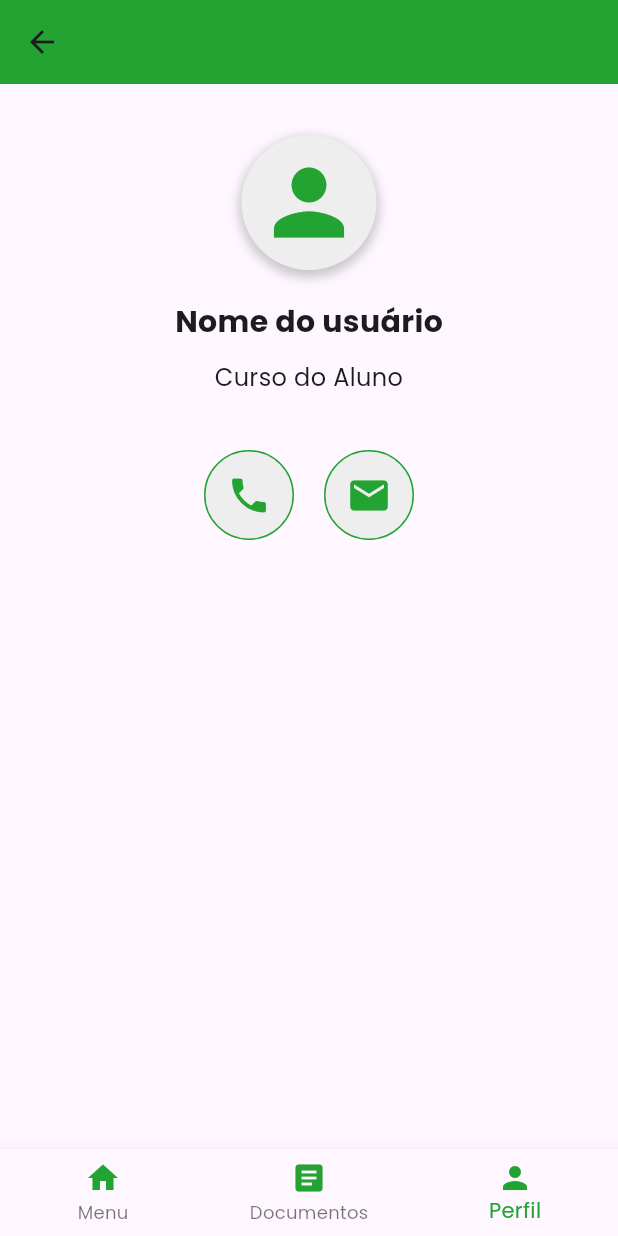
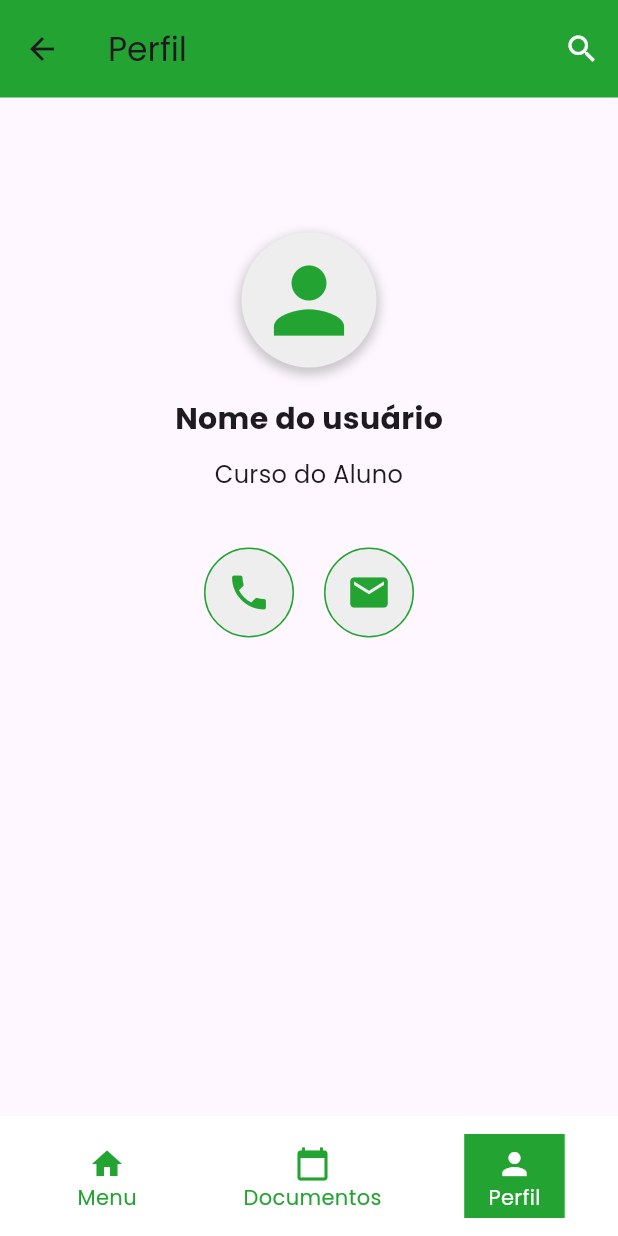
Before and after one commit to EstagioUnipampa/Estagiou-front, a Flutter app: the HomeProfile screen opened directly, on a phone screen of 412 x 824 dp. Run offline on Flutter 3.47's test engine with Material 3 defaults, Android fonts, the phone set to English and light mode, and no system bars; our stand-ins replace dio, equatable, flutter_bloc, flutter_modular, google_sign_in.

```diff
--- /dev/null
+++ b/flutter_application_1/lib/features/auth/view/components/custom_bottom_nav.dart
@@ -0,0 +1,44 @@
+import 'package:flutter/material.dart';
+import 'package:flutter_application_1/theme/palette.dart';
+import 'custom_bottom_nav_item.dart';
+
+class CustomBottomNav extends StatelessWidget {
+  final int selectedIndex;
+  final Function(int) onItemTapped;
+
+  const CustomBottomNav({
+    Key? key,
+    required this.selectedIndex,
+    required this.onItemTapped,
+  }) : super(key: key);
+
+  @override
+  Widget build(BuildContext context) {
+    return BottomAppBar(
+      color: Colors.white,
+      child: Row(
+        mainAxisAlignment: MainAxisAlignment.spaceAround,
+        children: <Widget>[
+          CustomBottomNavItem(
+            icon: Icons.home,
+            label: 'Menu',
+            isSelected: selectedIndex == 0,
+            onTap: () => onItemTapped(0),
+          ),
+          CustomBottomNavItem(
+            icon: Icons.calendar_today,
+            label: 'Documentos',
+            isSelected: selectedIndex == 1,
+            onTap: () => onItemTapped(1),
+          ),
+          CustomBottomNavItem(
+            icon: Icons.person,
+            label: 'Perfil',
+            isSelected: selectedIndex == 2,
+            onTap: () => onItemTapped(2),
+          ),
+        ],
+      ),
+    );
+  }
+}
--- /dev/null
+++ b/flutter_application_1/lib/features/auth/view/components/custom_bottom_nav_item.dart
@@ -0,0 +1,43 @@
+import 'package:flutter/material.dart';
+import 'package:flutter_application_1/theme/palette.dart';
+
+class CustomBottomNavItem extends StatelessWidget {
+  final IconData icon;
+  final String label;
+  final bool isSelected;
+  final VoidCallback onTap;
+
+  const CustomBottomNavItem({
+    Key? key,
+    required this.icon,
+    required this.label,
+    required this.isSelected,
+    required this.onTap,
+  }) : super(key: key);
+
+  @override
+  Widget build(BuildContext context) {
+    return GestureDetector(
+      onTap: onTap,
+      child: Container(
+        color: isSelected ? Palette.lightGreen : Colors.transparent,
+        padding: const EdgeInsets.symmetric(vertical: 8.0, horizontal: 16.0),
+        child: Column(
+          mainAxisSize: MainAxisSize.min,
+          children: [
+            Icon(
+              icon,
+              color: isSelected ? Colors.white : Palette.lightGreen,
+            ),
+            Text(
+              label,
+              style: TextStyle(
+                color: isSelected ? Colors.white : Palette.lightGreen,
+              ),
+            ),
+          ],
+        ),
+      ),
+    );
+  }
+}
--- a/flutter_application_1/lib/features/home/view/home_profile.dart
+++ b/flutter_application_1/lib/features/home/view/home_profile.dart
@@ -1,4 +1,5 @@
 import 'package:flutter/material.dart';
+import 'package:flutter_application_1/features/auth/view/components/custom_bottom_nav.dart';
 import 'package:flutter_application_1/theme/palette.dart';
 import 'package:flutter_application_1/features/home/view/home_page.dart';
 
@@ -6,23 +7,22 @@ class HomeProfile extends StatefulWidget {
   const HomeProfile({Key? key}) : super(key: key);
 
   @override
-  // ignore: library_private_types_in_public_api
   _HomeProfileState createState() => _HomeProfileState();
 }
 
 class _HomeProfileState extends State<HomeProfile> {
-  int _selectedIndex = 2; // Índice inicial do item selecionado
+  int _selectedIndex = 2;
 
-  // Função chamada ao selecionar um item da barra de navegação
   void _onItemTapped(int index) {
     setState(() {
       _selectedIndex = index;
       if (_selectedIndex == 0) {
-        // Se o índice for 0 (Menu), navegue para HomePage
         Navigator.pushReplacement(
           context,
           MaterialPageRoute(builder: (context) => const HomePage()),
         );
+      } else if (_selectedIndex == 1) {
+
       }
     });
   }
@@ -30,14 +30,26 @@ class _HomeProfileState extends State<HomeProfile> {
   @override
   Widget build(BuildContext context) {
     return Scaffold(
+      appBar: AppBar(
+        toolbarHeight: 65,
+        backgroundColor: Palette.lightGreen,
+        title: Text('Perfil'),
+        actions: [
+          IconButton(
+            icon: Icon(
+              Icons.search,
+              color: Palette.whiteColor,
+            ),
+
+            onPressed: () {
+
+            },
+          ),
+        ],
+      ),
       body: Stack(
         children: [
-          // Scaffold com AppBar
-          Scaffold(
-            appBar: AppBar(
-              backgroundColor: Palette.lightGreen,
-            ),
-          ),
+          // Exibição do ícone de perfil com fundo redondo e sombra
           Positioned(
             top: 90.0, // Ajuste a posição conforme necessário
             left: 0,
@@ -62,8 +74,7 @@ class _HomeProfileState extends State<HomeProfile> {
                   child: Icon(
                     Icons.person,
                     size: 70.0, // Ajuste o tamanho do ícone conforme necessário
-                    color: Palette
-                        .lightGreen, // Ajuste a cor do ícone conforme necessário
+                    color: Palette.lightGreen, // Ajuste a cor do ícone conforme necessário
                   ),
                 ),
               ),
@@ -117,10 +128,8 @@ class _HomeProfileState extends State<HomeProfile> {
                     child: const Center(
                       child: Icon(
                         Icons.phone,
-                        size:
-                            30.0, // Ajuste o tamanho do ícone conforme necessário
-                        color: Palette
-                            .lightGreen, // Ajuste a cor do ícone conforme necessário
+                        size: 30.0, // Ajuste o tamanho do ícone conforme necessário
+                        color: Palette.lightGreen, // Ajuste a cor do ícone conforme necessário
                       ),
                     ),
                   ),
@@ -139,10 +148,8 @@ class _HomeProfileState extends State<HomeProfile> {
                     child: const Center(
                       child: Icon(
                         Icons.mail,
-                        size:
-                            30.0, // Ajuste o tamanho do ícone conforme necessário
-                        color: Palette
-                            .lightGreen, // Ajuste a cor do ícone conforme necessário
+                        size: 30.0, // Ajuste o tamanho do ícone conforme necessário
+                        color: Palette.lightGreen, // Ajuste a cor do ícone conforme necessário
                       ),
                     ),
                   ),
@@ -152,24 +159,9 @@ class _HomeProfileState extends State<HomeProfile> {
           ),
         ],
       ),
-      bottomNavigationBar: BottomNavigationBar(
-        items: const <BottomNavigationBarItem>[
-          BottomNavigationBarItem(
-            icon: Icon(Icons.home, color: Palette.lightGreen),
-            label: 'Menu',
-          ),
-          BottomNavigationBarItem(
-            icon: Icon(Icons.article, color: Palette.lightGreen),
-            label: 'Documentos',
-          ),
-          BottomNavigationBarItem(
-            icon: Icon(Icons.person, color: Palette.lightGreen),
-            label: 'Perfil',
-          ),
-        ],
-        currentIndex: _selectedIndex,
-        selectedItemColor: Palette.lightGreen,
-        onTap: _onItemTapped,
+      bottomNavigationBar: CustomBottomNav(
+        selectedIndex: _selectedIndex,
+        onItemTapped: _onItemTapped,
       ),
     );
   }
```
Also changed, not shown: flutter_application_1/lib/features/home/view/home_page.dart (+22 -25 lines), flutter_application_1/lib/features/home/view/home_page_company.dart (added, +199 -0 lines), flutter_application_1/lib/features/home/view/internship_details.dart (added, +139 -0 lines).
